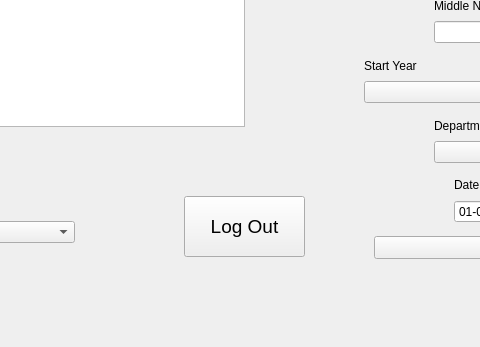
This is PreRegistrationGui/systemwindowadminstrator.ui in ritaaoun/Preregistration as Qt 5 draws it before an edit; both pictures show x 326 to 806 and y 334 to 681 of the 1107 by 681 pixel window. The edited form follows.
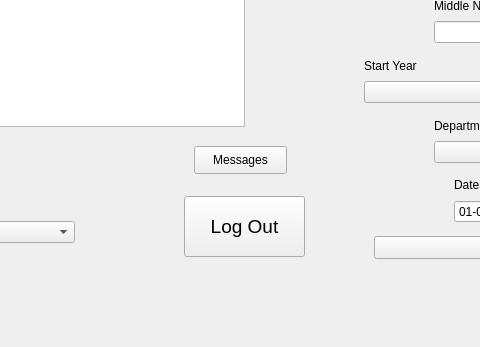
This is the edited form.

What changed in the file:
```diff
--- a/PreRegistrationGui/systemwindowadminstrator.ui
+++ b/PreRegistrationGui/systemwindowadminstrator.ui
@@ -597,6 +597,19 @@
      <string>Log Out</string>
     </property>
    </widget>
+   <widget class="QPushButton" name="pushButton">
+    <property name="geometry">
+     <rect>
+      <x>520</x>
+      <y>480</y>
+      <width>93</width>
+      <height>28</height>
+     </rect>
+    </property>
+    <property name="text">
+     <string>Messages</string>
+    </property>
+   </widget>
   </widget>
   <widget class="QMenuBar" name="menubar">
    <property name="geometry">
```
Left out of the diff: 2 changed lines with no effect on the pictures.
